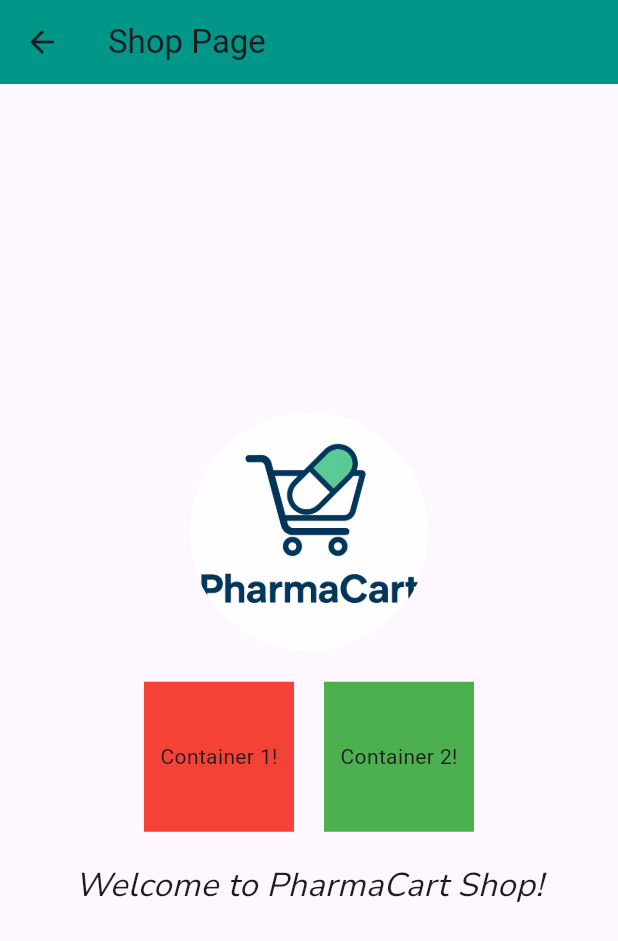
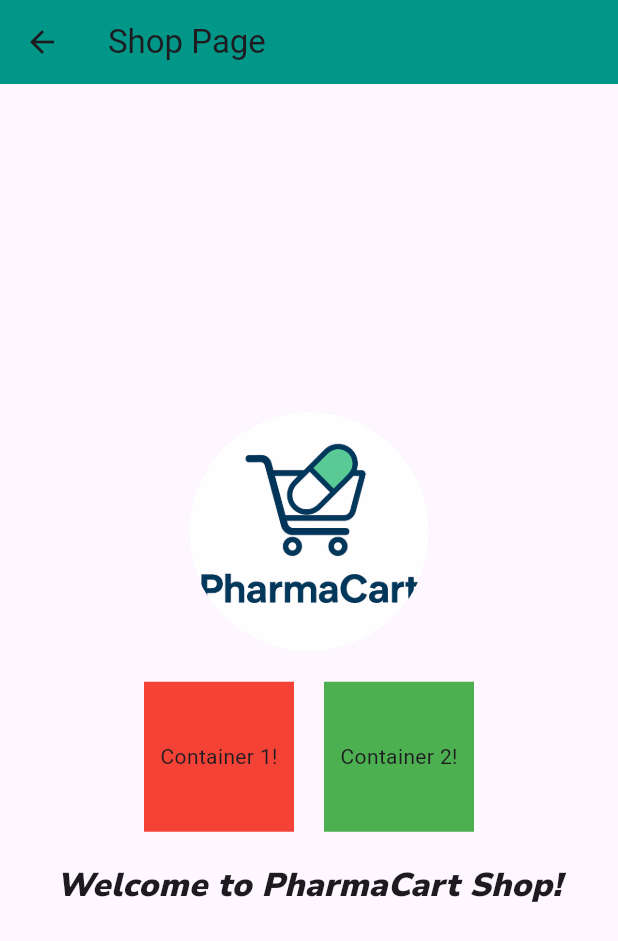
Before and after one commit to yashwanths814/PharmaCart, a Flutter app: the ShopPage screen opened by its route, on a phone screen of 412 x 824 dp. Shown: the top 941 px of the screen. Run offline on Flutter 3.47's test engine with Material 3 defaults, Android fonts, the phone set to English and light mode, and no system bars.

Commit message:
Fix: Uncomment fontWeight property in shop_page.dart

```diff
--- a/PharmaCart/lib/shop_page.dart
+++ b/PharmaCart/lib/shop_page.dart
@@ -60,7 +60,7 @@ class ShopPage extends StatelessWidget {
               "Welcome to PharmaCart Shop!",
               style: TextStyle(
                 fontSize: 22,
-                // fontWeight: FontWeight.w900,
+                fontWeight: FontWeight.w900,
                 fontFamily: 'Nunito',
                 fontStyle: FontStyle.italic,
               ),
```
